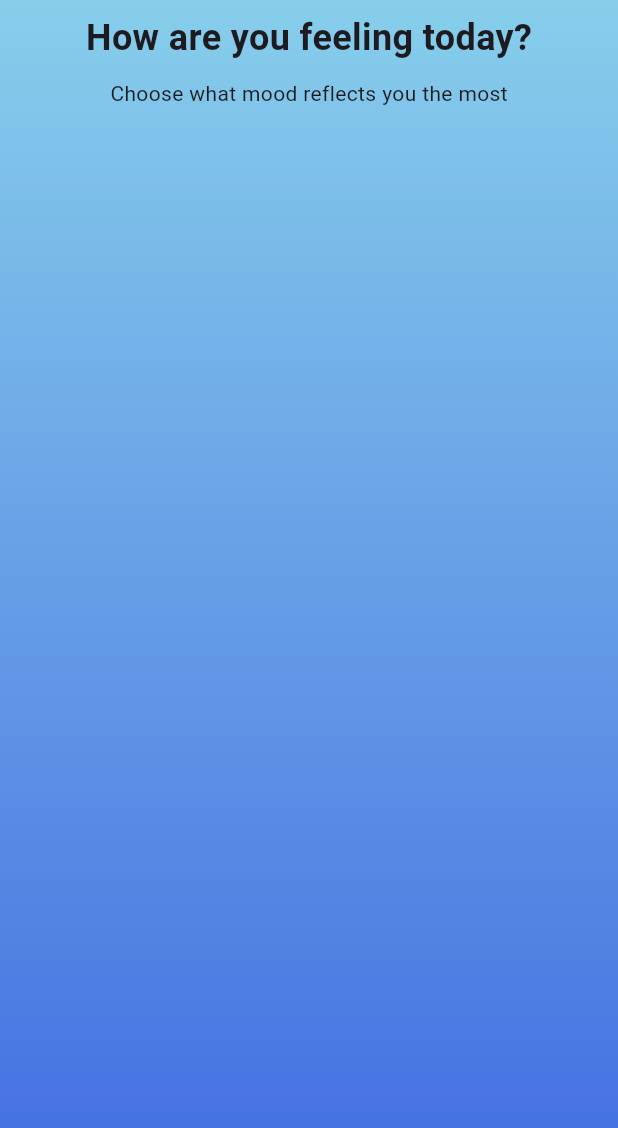
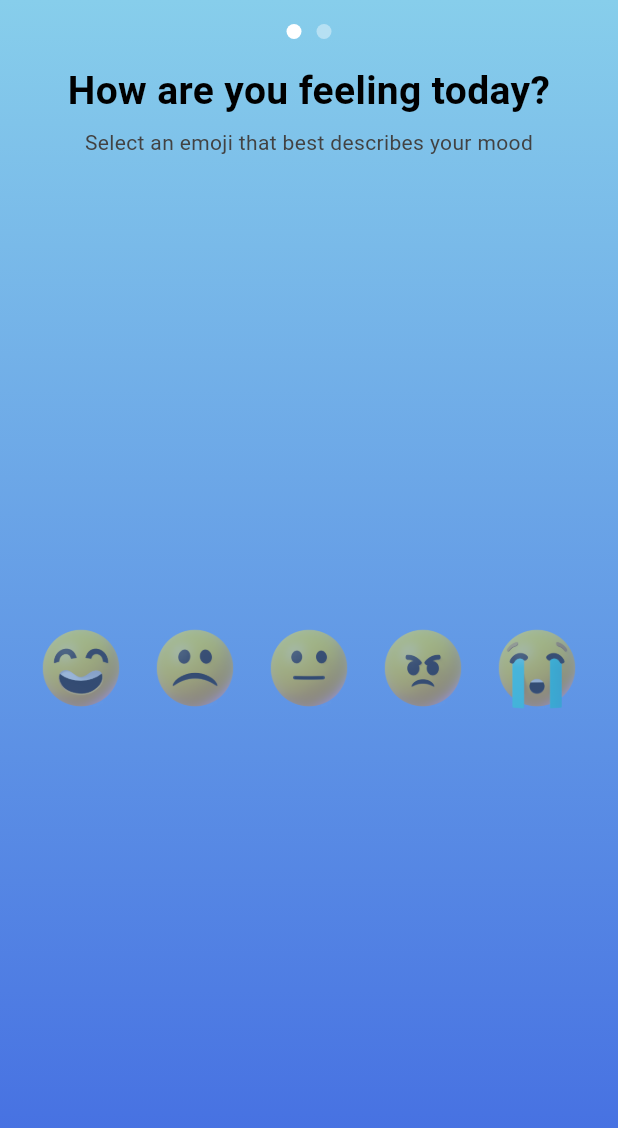
Before and after one commit to angelamar1e/umore_mood_tracker, a Flutter app: the screen it shows after launch, after a tap on "Get started", on a phone screen of 412 x 824 dp. Shown: the top 1128 px of the screen. Run offline on Flutter 3.47's test engine with Material 3 defaults, Android fonts, the phone set to English and light mode, and no system bars; our stand-ins replace bloc, flutter_bloc, go_router.

Commit message:
Updated start and mood entry page

```diff
--- a/lib/features/mood_entry/cubit/mood_entry_cubit.dart
+++ b/lib/features/mood_entry/cubit/mood_entry_cubit.dart
@@ -5,4 +5,117 @@ part 'mood_entry_state.dart';
 
 class MoodEntryCubit extends Cubit<MoodEntryState> {
   MoodEntryCubit() : super(MoodEntryInitial());
+
+  final TextEditingController journalController = TextEditingController();
+
+  final List<Map<String, dynamic>> moodData = [
+    {
+      'type': MoodType.happy,
+      'image': 'lib/shared/assets/images/happy_face.png',
+      'name': 'Happy',
+      'description': 'I feel great!',
+    },
+    {
+      'type': MoodType.sad,
+      'image': 'lib/shared/assets/images/sad_face.png',
+      'name': 'Sad',
+      'description': 'It\'s okay.',
+    },
+    {
+      'type': MoodType.neutral,
+      'image': 'lib/shared/assets/images/neutral_face.png',
+      'name': 'Neutral',
+      'description': 'Meh.',
+    },
+    {
+      'type': MoodType.angry,
+      'image': 'lib/shared/assets/images/angry_face.png',
+      'name': 'Angry',
+      'description': 'It\'s frustrating!',
+    },
+    {
+      'type': MoodType.crying,
+      'image': 'lib/shared/assets/images/crying_face.png',
+      'name': 'Crying',
+      'description': 'I can\'t take this!',
+    },
+  ];
+
+  void initMoodEntry() {
+    emit(MoodEntryInProgress(selectedMoodIndex: -1, moodData: moodData));
+  }
+
+  void selectMood(int index) {
+    if (state is MoodEntryInProgress) {
+      emit((state as MoodEntryInProgress).copyWith(selectedMoodIndex: index));
+    } else {
+      emit(MoodEntryInProgress(selectedMoodIndex: index, moodData: moodData));
+    }
+  }
+
+  void completeSelectMoodEntry() {
+    if (state is MoodEntryInProgress) {
+      final currentState = state as MoodEntryInProgress;
+      if (currentState.selectedMoodIndex >= 0) {
+        emit(
+          MoodEntryComplete(
+            selectedMoodIndex: currentState.selectedMoodIndex,
+            moodData: currentState.moodData,
+            journalText: '',
+          ),
+        );
+      }
+    }
+  }
+
+  void addJournalText(String text) {
+    if (state is MoodEntryComplete) {
+      emit((state as MoodEntryComplete).copyWith(journalText: text));
+    }
+  }
+
+  Future<void> saveMoodEntry() async {
+    if (state is MoodEntryComplete) {
+      final currentState = state as MoodEntryComplete;
+
+      // FOR DATABASE IMPLEMENTATION
+
+      // final selectedMood =
+      //     currentState.moodData[currentState.selectedMoodIndex];
+      // final journalText = currentState.journalText;
+
+
+
+      emit(
+        MoodEntrySaved(
+          selectedMoodIndex: currentState.selectedMoodIndex,
+          moodData: currentState.moodData,
+          journalText: currentState.journalText,
+        ),
+      );
+    }
+  }
+
+  MoodType? getSelectedMoodType() {
+    if (state is MoodEntryInProgress) {
+      final currentState = state as MoodEntryInProgress;
+      if (currentState.selectedMoodIndex >= 0) {
+        return currentState.moodData[currentState.selectedMoodIndex]['type']
+            as MoodType;
+      }
+    }
+    return null;
+  }
+
+  void goBackToMoodSelection() {
+    if (state is MoodEntryComplete) {
+      final currentState = state as MoodEntryComplete;
+      emit(
+        MoodEntryInProgress(
+          selectedMoodIndex: currentState.selectedMoodIndex,
+          moodData: currentState.moodData,
+        ),
+      );
+    }
+  }
 }
--- a/lib/features/mood_entry/cubit/mood_entry_state.dart
+++ b/lib/features/mood_entry/cubit/mood_entry_state.dart
@@ -1,6 +1,64 @@
 part of 'mood_entry_cubit.dart';
+
+enum MoodType { happy, sad, neutral, angry, crying }
 
 @immutable
 sealed class MoodEntryState {}
 
 final class MoodEntryInitial extends MoodEntryState {}
+
+final class MoodEntryInProgress extends MoodEntryState {
+  final int selectedMoodIndex;
+  final List<Map<String, dynamic>> moodData;
+
+  MoodEntryInProgress({
+    required this.selectedMoodIndex,
+    required this.moodData,
+  });
+
+  MoodEntryInProgress copyWith({
+    int? selectedMoodIndex,
+    List<Map<String, dynamic>>? moodData,
+  }) {
+    return MoodEntryInProgress(
+      selectedMoodIndex: selectedMoodIndex ?? this.selectedMoodIndex,
+      moodData: moodData ?? this.moodData,
+    );
+  }
+}
+
+final class MoodEntryComplete extends MoodEntryState {
+  final int selectedMoodIndex;
+  final List<Map<String, dynamic>> moodData;
+  final String journalText;
+
+  MoodEntryComplete({
+    required this.selectedMoodIndex,
+    required this.moodData,
+    this.journalText = '',
+  });
+
+  MoodEntryComplete copyWith({
+    int? selectedMoodIndex,
+    List<Map<String, dynamic>>? moodData,
+    String? journalText,
+  }) {
+    return MoodEntryComplete(
+      selectedMoodIndex: selectedMoodIndex ?? this.selectedMoodIndex,
+      moodData: moodData ?? this.moodData,
+      journalText: journalText ?? this.journalText,
+    );
+  }
+}
+
+final class MoodEntrySaved extends MoodEntryState {
+  final int selectedMoodIndex;
+  final List<Map<String, dynamic>> moodData;
+  final String journalText;
+
+  MoodEntrySaved({
+    required this.selectedMoodIndex,
+    required this.moodData,
+    required this.journalText,
+  });
+}
--- a/lib/features/mood_entry/views/mood_entry_view.dart
+++ b/lib/features/mood_entry/views/mood_entry_view.dart
@@ -1,10 +1,47 @@
 import 'package:flutter/material.dart';
+import 'package:flutter_bloc/flutter_bloc.dart';
+import 'package:umore_mood_tracker/features/mood_entry/cubit/mood_entry_cubit.dart';
+import 'package:umore_mood_tracker/shared/widgets/widgets.dart';
 
-class MoodEntryView extends StatelessWidget {
+class MoodEntryView extends StatefulWidget {
   const MoodEntryView({super.key});
 
   @override
+  State<MoodEntryView> createState() => _MoodEntryViewState();
+}
+
+class _MoodEntryViewState extends State<MoodEntryView> {
+  @override
+  void initState() {
+    super.initState();
+    context.read<MoodEntryCubit>().initMoodEntry();
+  }
+
+  @override
   Widget build(BuildContext context) {
+    return BlocBuilder<MoodEntryCubit, MoodEntryState>(
+      builder: (context, state) {
+        final cubit = context.read<MoodEntryCubit>();
+
+        if (state is MoodEntryInitial) {
+          return Center(child: CircularProgressIndicator());
+        }
+
+        bool isFirstStep = state is MoodEntryInProgress;
+
+        int selectedIndex = -1;
+        List<Map<String, dynamic>> moodData = [];
+
+        if (state is MoodEntryInProgress) {
+          final moodEntryState = state;
+          selectedIndex = moodEntryState.selectedMoodIndex;
+          moodData = moodEntryState.moodData;
+        } else if (state is MoodEntryComplete) {
+          final moodEntryState = state;
+          selectedIndex = moodEntryState.selectedMoodIndex;
+          moodData = moodEntryState.moodData;
+        }
+
         return Scaffold(
           body: Container(
             decoration: BoxDecoration(
@@ -15,29 +52,66 @@ class MoodEntryView extends StatelessWidget {
               ),
             ),
             child: SafeArea(
-          child: Column(
-            crossAxisAlignment: CrossAxisAlignment.stretch,
-            children: [
-              Padding(
-                padding: const EdgeInsets.all(8.0),
+              child: Padding(
+                padding: const EdgeInsets.all(16.0),
                 child: Column(
                   children: [
-                    Text(
-                      'How are you feeling today?',
-                      style: TextStyle(
-                        fontSize: 24,
-                        fontWeight: FontWeight.bold,
+                    ProgressDotIndicator(isFirstStep: isFirstStep),
+                    SizedBox(height: 16),
+
+                    if (!isFirstStep) SizedBox(height: 16),
+
+                    MainText(
+                      text:
+                          isFirstStep
+                              ? 'How are you feeling today?'
+                              : 'Tell us more about your mood',
+                    ),
+
+                    SizedBox(height: 6),
+
+                    SubText(
+                      text:
+                          isFirstStep
+                              ? 'Select an emoji that best describes your mood'
+                              : 'Write your thoughts about how you\'re feeling',
+                    ),
+
+                    SizedBox(height: 16),
+
+                    Expanded(
+                      child:
+                          isFirstStep
+                              ? MoodSelection(
+                                moodData: moodData,
+                                cubit: cubit,
+                                selectedIndex: selectedIndex,
+                              )
+                              : JournalEntry(
+                                context: context,
+                                selectedIndex: selectedIndex,
+                                moodData: moodData,
                               ),
                     ),
-                    SizedBox(height: 10),
-                    Text('Choose what mood reflects you the most')
+                    SizedBox(height: 16),
+
+                    if (isFirstStep && selectedIndex != -1)
+                      NextButton(cubit: cubit)
+                    else if (!isFirstStep)
+                      Column(
+                        children: [
+                          ReturnButton(cubit: cubit),
+                          SizedBox(height: 8),
+                          FinishButton(cubit: cubit),
                         ],
-                ),
                       ),
                   ],
                 ),
               ),
             ),
+          ),
+        );
+      },
     );
   }
 }
--- a/lib/features/home/views/homepage.dart
+++ b/lib/features/start/start.dart
@@ -1,15 +1,15 @@
 import 'dart:async';
 import 'package:flutter/material.dart';
-import 'package:go_router/go_router.dart';
+import '../../../shared/widgets/widgets.dart';
 
-class Homepage extends StatefulWidget {
-  const Homepage({super.key});
+class Start extends StatefulWidget {
+  const Start({super.key});
 
   @override
-  State<Homepage> createState() => _HomepageState();
+  State<Start> createState() => _StartState();
 }
 
-class _HomepageState extends State<Homepage> {
+class _StartState extends State<Start> {
   int _currentImageIndex = 0;
   late Timer _timer;
 
@@ -58,7 +58,7 @@ class _HomepageState extends State<Homepage> {
               SizedBox(height: 64),
               Padding(
                 padding: const EdgeInsets.symmetric(horizontal: 48),
-                child: startButton(context),
+                child: GetStartedButton(context: context),
               ),
             ],
           ),
@@ -96,17 +96,4 @@ class _HomepageState extends State<Homepage> {
       ),
     );
   }
-
-  FilledButton startButton(BuildContext context) {
-    return FilledButton(
-      onPressed: () {
-        context.goNamed('mood-entry');
-      },
-      style: FilledButton.styleFrom(backgroundColor: Colors.white),
-      child: Text(
-        'Get started',
-        style: TextStyle(fontSize: 18, color: Color(0xFF4169E1)),
-      ),
-    );
-  }
 }
--- a/lib/main.dart
+++ b/lib/main.dart
@@ -1,5 +1,5 @@
 import 'package:flutter/material.dart';
-import 'shared/router.dart';
+import 'shared/router/router.dart';
 
 void main() {
   runApp(const MainApp());
--- a/lib/shared/router.dart
+++ /dev/null
@@ -1,31 +0,0 @@
-import 'package:go_router/go_router.dart';
-import 'package:umore_mood_tracker/features/home/views/homepage.dart';
-import 'package:umore_mood_tracker/features/mood_entry/views/mood_entry_view.dart';
-
-final GoRouter router = GoRouter(
-  initialLocation: '/',
-  routes: [
-    GoRoute(
-      path: '/',
-      name: 'home',
-      builder: (context, state) => const Homepage(),
-      routes: [
-        GoRoute(
-          path: 'mood-entry',
-          name: 'mood-entry',
-          builder: (context, state) => const MoodEntryView(),
-        ),
-        // GoRoute(
-        //   path: 'statistics',
-        //   name: 'statistics',
-        //   builder: (context, state) => const StatisticsScreen(),
-        // ),
-        // GoRoute(
-        //   path: 'settings',
-        //   name: 'settings',
-        //   builder: (context, state) => const SettingsScreen(),
-        // ),
-      ],
-    ),
-  ],
-);
--- /dev/null
+++ b/lib/shared/router/router.dart
@@ -0,0 +1,33 @@
+import 'package:flutter_bloc/flutter_bloc.dart';
+import 'package:go_router/go_router.dart';
+import 'package:umore_mood_tracker/features/start/start.dart';
+import 'package:umore_mood_tracker/features/home/views/home.dart';
+import 'package:umore_mood_tracker/features/mood_entry/cubit/mood_entry_cubit.dart';
+import 'package:umore_mood_tracker/features/mood_entry/views/mood_entry_view.dart';
+
+final GoRouter router = GoRouter(
+  initialLocation: '/',
+  routes: [
+    GoRoute(
+      path: '/',
+      name: 'start',
+      builder: (context, state) => const Start(),
+      routes: [
+        GoRoute(
+          path: 'home',
+          name: 'home',
+          builder: (context, state) => const Home(),
+        ),
+        GoRoute(
+          path: 'mood-entry',
+          name: 'mood-entry',
+          builder:
+              (context, state) => BlocProvider(
+                create: (context) => MoodEntryCubit(),
+                child: const MoodEntryView(),
+              ),
+        ),
+      ],
+    ),
+  ],
+);
--- /dev/null
+++ b/lib/shared/widgets/widgets.dart
@@ -0,0 +1,283 @@
+import 'package:flutter/material.dart';
+import 'package:flutter_bloc/flutter_bloc.dart';
+import 'package:go_router/go_router.dart';
+import 'package:umore_mood_tracker/features/mood_entry/cubit/mood_entry_cubit.dart';
+
+class MoodSelection extends StatelessWidget {
+  const MoodSelection({
+    super.key,
+    required this.moodData,
+    required this.cubit,
+    required this.selectedIndex,
+  });
+
+  final List<Map<String, dynamic>> moodData;
+  final MoodEntryCubit cubit;
+  final int selectedIndex;
+
+  @override
+  Widget build(BuildContext context) {
+    return Column(
+      mainAxisAlignment: MainAxisAlignment.center,
+      crossAxisAlignment: CrossAxisAlignment.center,
+      children: [
+        Column(
+          children: [
+            FittedBox(
+              child: Row(
+                children: List.generate(
+                  moodData.length,
+                  (index) => GestureDetector(
+                    onTap: () {
+                      cubit.selectMood(index);
+                    },
+                    child: Opacity(
+                      opacity: selectedIndex == index ? 1.0 : 0.5,
+                      child: Transform.scale(
+                        scale: selectedIndex == index ? 1.5 : 1.0,
+                        child: Image.asset(
+                          moodData[index]['image'],
+                          width: 100,
+                          height: 100,
+                        ),
+                      ),
+                    ),
+                  ),
+                ),
+              ),
+            ),
+            SizedBox(height: 24),
+            if (selectedIndex != -1)
+              Column(
+                children: [
+                  Text(
+                    moodData[selectedIndex]['description'],
+                    style: TextStyle(fontSize: 18, color: Colors.black),
+                    textAlign: TextAlign.center,
+                  ),
+                ],
+              ),
+          ],
+        ),
+      ],
+    );
+  }
+}
+
+class JournalEntry extends StatelessWidget {
+  const JournalEntry({
+    super.key,
+    required this.context,
+    required this.selectedIndex,
+    required this.moodData,
+  });
+
+  final BuildContext context;
+  final int selectedIndex;
+  final List<Map<String, dynamic>> moodData;
+
+  @override
+  Widget build(BuildContext context) {
+    final cubit = context.read<MoodEntryCubit>();
+
+    return Column(
+      mainAxisAlignment: MainAxisAlignment.center,
+      children: [
+        Image.asset(moodData[selectedIndex]['image'], width: 100, height: 100),
+        Text(
+          '${moodData[selectedIndex]['description']}',
+          style: TextStyle(color: Colors.black, fontSize: 18),
+        ),
+        SizedBox(height: 24),
+        Expanded(
+          child: TextField(
+            controller: cubit.journalController,
+            maxLines: null,
+            expands: true,
+            textAlignVertical: TextAlignVertical.top,
+            decoration: InputDecoration(
+              hintText: 'What made you feel this way?',
+              hintStyle: TextStyle(color: Colors.grey[800]),
+              fillColor: Colors.white.withAlpha((0.2 * 255).toInt()),
+              filled: true,
+              border: OutlineInputBorder(
+                borderRadius: BorderRadius.circular(32),
+                borderSide: BorderSide.none,
+              ),
+              contentPadding: EdgeInsets.all(16),
+            ),
+            style: TextStyle(color: Colors.black),
+            keyboardType: TextInputType.multiline,
+            onChanged: (text) => cubit.addJournalText(text),
+          ),
+        ),
+      ],
+    );
+  }
+}
+
+class ProgressDotIndicator extends StatelessWidget {
+  const ProgressDotIndicator({super.key, required this.isFirstStep});
+
+  final bool isFirstStep;
+
+  @override
+  Widget build(BuildContext context) {
+    return Row(
+      mainAxisAlignment: MainAxisAlignment.center,
+      children: [
+        for (int i = 0; i < 2; i++)
+          Container(
+            margin: EdgeInsets.symmetric(horizontal: 5),
+            height: 10,
+            width: 10,
+            decoration: BoxDecoration(
+              color:
+                  i == (isFirstStep ? 0 : 1)
+                      ? Colors.white
+                      : Colors.white.withAlpha((0.4 * 255).toInt()),
+              shape: BoxShape.circle,
+            ),
+          ),
+      ],
+    );
+  }
+}
+
+class GetStartedButton extends StatelessWidget {
+  const GetStartedButton({super.key, required this.context});
+
+  final BuildContext context;
+
+  @override
+  Widget build(BuildContext context) {
+    return SizedBox(
+      width: double.infinity,
+      child: ElevatedButton(
+        onPressed: () {
+          context.goNamed('mood-entry');
+        },
+        style: ElevatedButton.styleFrom(
+          backgroundColor: Colors.white,
+          padding: EdgeInsets.symmetric(vertical: 14),
+        ),
+        child: Text(
+          'Get started',
+          style: TextStyle(fontSize: 18, color: Color(0xFF4169E1)),
+        ),
+      ),
+    );
+  }
+}
+
+class NextButton extends StatelessWidget {
+  const NextButton({super.key, required this.cubit});
+
+  final MoodEntryCubit cubit;
+
+  @override
+  Widget build(BuildContext context) {
+    return SizedBox(
+      width: double.infinity,
+      child: ElevatedButton(
+        onPressed: () {
+          cubit.completeSelectMoodEntry();
+        },
+        style: ElevatedButton.styleFrom(
+          backgroundColor: Colors.white,
+          padding: EdgeInsets.symmetric(vertical: 14),
+        ),
+        child: Text(
+          'Next',
+          style: TextStyle(fontSize: 18, color: Color(0xFF4169E1)),
+        ),
+      ),
+    );
+  }
+}
+
+class ReturnButton extends StatelessWidget {
+  const ReturnButton({super.key, required this.cubit});
+
+  final MoodEntryCubit cubit;
+
+  @override
+  Widget build(BuildContext context) {
+    return SizedBox(
+      width: double.infinity,
+      child: OutlinedButton.icon(
+        onPressed: () => cubit.goBackToMoodSelection(),
+        icon: Icon(Icons.arrow_back_ios_new, size: 18),
+        style: OutlinedButton.styleFrom(
+          padding: EdgeInsets.symmetric(vertical: 14),
+          side: BorderSide(width: 1, color: Colors.white),
+          foregroundColor: Colors.white,
+        ),
+        label: Text('Back', style: TextStyle(fontSize: 18)),
+      ),
+    );
+  }
+}
+
+class FinishButton extends StatelessWidget {
+  const FinishButton({super.key, required this.cubit});
+
+  final MoodEntryCubit cubit;
+
+  @override
+  Widget build(BuildContext context) {
+    return SizedBox(
+      width: double.infinity,
+      child: ElevatedButton(
+        onPressed: () async {
+          await cubit.saveMoodEntry();
+          Future.delayed(const Duration(seconds: 2), () {
+            context.goNamed('mood-stats');
+          });
+        },
+        style: ElevatedButton.styleFrom(
+          backgroundColor: Colors.white,
+          padding: EdgeInsets.symmetric(vertical: 14),
+        ),
+        child: Text(
+          'Finish',
+          style: TextStyle(fontSize: 18, color: Color(0xFF4169E1)),
+        ),
+      ),
+    );
+  }
+}
+
+class MainText extends StatelessWidget {
+  final String text;
+
+  const MainText({super.key, required this.text});
+
+  @override
+  Widget build(BuildContext context) {
+    return Text(
+      text,
+      textAlign: TextAlign.center,
+      style: TextStyle(
+        fontSize: 26,
+        fontWeight: FontWeight.bold,
+        color: Colors.black,
+      ),
+    );
+  }
+}
+
+class SubText extends StatelessWidget {
+  final String text;
+
+  const SubText({super.key, required this.text});
+
+  @override
+  Widget build(BuildContext context) {
+    return Text(
+      text,
+      textAlign: TextAlign.center,
+      style: TextStyle(fontSize: 14, color: Colors.grey[800]),
+    );
+  }
+}
--- a/pubspec.yaml
+++ b/pubspec.yaml
@@ -12,6 +12,7 @@ dependencies:
   flutter_bloc: ^9.1.0
   go_router: ^15.1.1
   path: ^1.9.1
+  smooth_page_indicator: ^1.2.1
   sqflite: ^2.4.2
 
 dev_dependencies:
```
Also changed, not shown: lib/features/home/views/home.dart (added, +15 -0 lines), lib/features/mood_stats/views/mood_stats_view.dart (added, +15 -0 lines), lib/shared/colors/colors.dart (added), pubspec.lock. Lines whose indentation alone changed are shown as unchanged.
